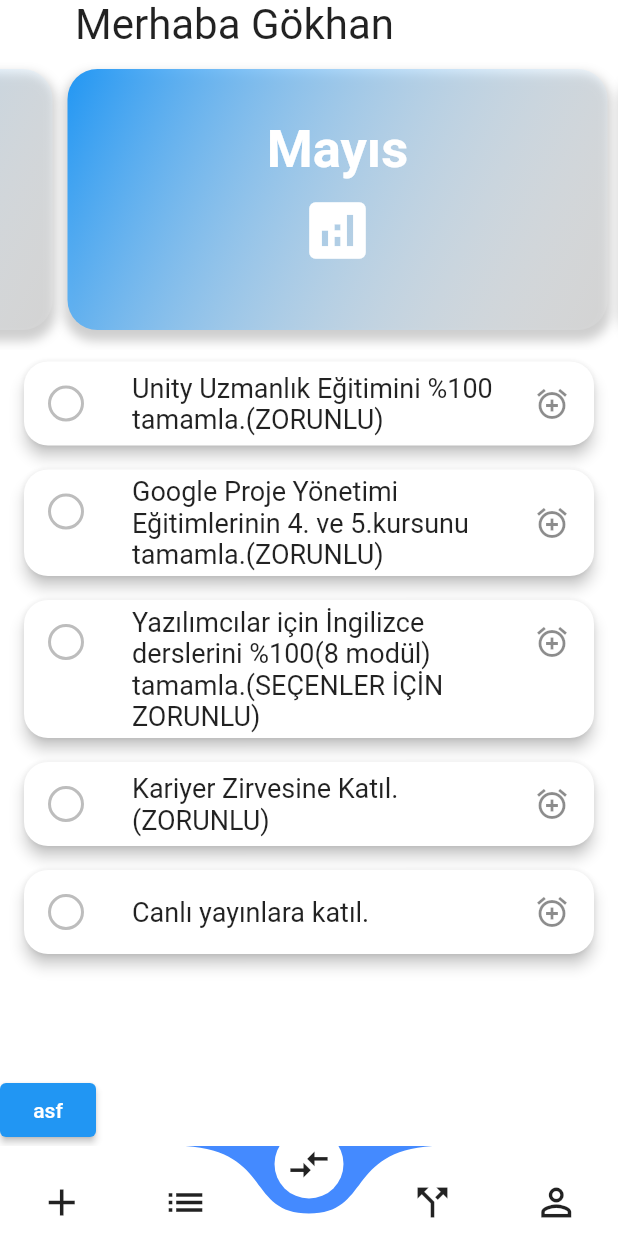
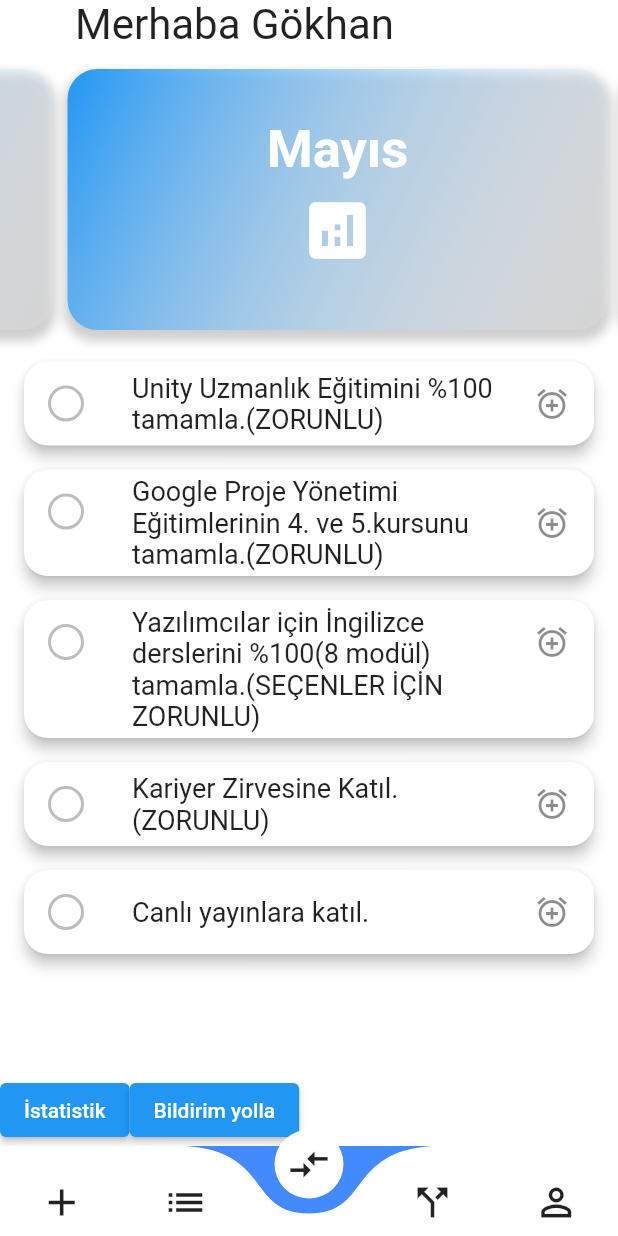
Before and after one commit to GokhanOzkaya/asd, a Flutter app: the screen it shows after launch, on a phone screen of 412 x 824 dp. Run offline on Flutter 3.47's test engine with Material 2 defaults, Android fonts, the phone set to English and light mode, and no system bars; drawn by our look-alikes of curved_navigation_bar; our stand-ins replace flutter_local_notifications, permission_handler, pie_chart, shared_preferences, timezone.

```diff
--- a/lib/a.dart
+++ b/lib/a.dart
@@ -9,10 +9,10 @@ class GorevVeri {
   List<List<Gorev>> _gorevler = [
     [
       Gorev(ad: 'Oryantasyon buluşmasına katıl.', tamamlandiMi: false),
-      Gorev(ad: 'Unity Giriş Eğitimini %100 tamamla.(ZORUNLU)', tamamlandiMi: true),
+      Gorev(ad: 'Unity Giriş Eğitimini %100 tamamla.(ZORUNLU)', tamamlandiMi: false),
       Gorev(ad: 'Yazılımcılar için İngilizce derslerinin 2 modülünü tamamla. (SEÇENLER İÇİN ZORUNLU)', tamamlandiMi: false),
       Gorev(ad: 'Teknoloji Girişimciliği Eğitimlerinin %50’sini tamamla. Tüm eğitimler toplamda 12 saat, 6 saatini tamamla.(ZORUNLU)', tamamlandiMi: false),
-      Gorev(ad: 'Google Proje Yönetimi Eğitimlerinin 1. kursunu  tamamla.(ZORUNLU)', tamamlandiMi: true),
+      Gorev(ad: 'Google Proje Yönetimi Eğitimlerinin 1. kursunu  tamamla.(ZORUNLU)', tamamlandiMi: false),
       Gorev(ad: "Networking atölyesini tamamla. 1'ine katılım yeterli.", tamamlandiMi: false),
       Gorev(ad: 'Sosyal Beceri Eğitimlerine katıl', tamamlandiMi: false),
       Gorev(ad: 'Kariyer Buluşması’na katıl.', tamamlandiMi: true),
--- a/lib/main.dart
+++ b/lib/main.dart
@@ -2,13 +2,22 @@ import 'package:flutter/material.dart';
 import 'package:curved_navigation_bar/curved_navigation_bar.dart';
 import 'package:fteamdeneme/a.dart';
 import 'package:flutter_local_notifications/flutter_local_notifications.dart';
+import 'package:fteamdeneme/noti.dart';
+import 'package:permission_handler/permission_handler.dart';
+import 'package:pie_chart/pie_chart.dart';
 import 'package:shared_preferences/shared_preferences.dart';
 import 'package:timezone/data/latest.dart' as tz;
 import 'package:timezone/timezone.dart' as tz;
 
 
+import 'package:flutter_local_notifications/flutter_local_notifications.dart';
+import 'package:flutter/material.dart';
+import 'package:flutter_local_notifications/flutter_local_notifications.dart';
 
-void main() => runApp(MaterialApp(home: HomePage()));
+final FlutterLocalNotificationsPlugin flutterLocalNotificationsPlugin = FlutterLocalNotificationsPlugin();
+
+void main()  {runApp(MaterialApp(home: HomePage()));}
+//void main() => runApp(MaterialApp(home: HomePage()));
 
 class HomePage extends StatefulWidget {
   @override
@@ -119,6 +128,7 @@ class _ThirdPageState extends State<ThirdPage> {
   void initState() {
     super.initState();
     scrollController = ScrollController(initialScrollOffset: (360) * (selectedMonth - 1));
+    Noti.initialize(flutterLocalNotificationsPlugin);
   }
 
   Card buildCard(int index, int month) {
@@ -276,15 +286,15 @@ class _ThirdPageState extends State<ThirdPage> {
               ElevatedButton(
                 onPressed: () {
                   int checkedCount = 0;
-                  gorevveri1.getGorevlerForMonth(selectedMonth).forEach((gorev) {
+                  List<Gorev> selectedGorevler = gorevveri1.getGorevlerForMonth(selectedMonth);
+                  selectedGorevler.forEach((gorev) {
                     if (gorev.tamamlandiMi) checkedCount++;
                   });
                   showDialog(
                     context: context,
                     builder: (BuildContext context) {
                       return AlertDialog(
-                        title: Text("Seçili görev sayısı: $checkedCount"),
-                        content: Text("İçerik"),
+                        title: Text("Seçili görev sayısı: $checkedCount / Toplam görev sayısı: ${selectedGorevler.length}"),
                         actions: [
                           TextButton(
                             child: Text("Tamam"),
@@ -297,8 +307,12 @@ class _ThirdPageState extends State<ThirdPage> {
                     },
                   );
                 },
-                child: Text('asf'),
-              )
+                child: Text('İstatistik'),
+              ),
+              ElevatedButton(onPressed: () {
+                Noti.showBigTextNotification(title: 'Ok hırrımı', body: 'takım gibi ananzı', fln: flutterLocalNotificationsPlugin);
+              },
+              child : Text('Bildirim yolla'))
             ],
           ),
         ],
--- /dev/null
+++ b/lib/noti.dart
@@ -0,0 +1,24 @@
+import 'package:flutter_local_notifications/flutter_local_notifications.dart';
+class Noti{
+  static Future initialize(FlutterLocalNotificationsPlugin flutterLocalNotificationsPlugin)async{
+    var androidInitialize = new AndroidInitializationSettings('mipmap/ic_launcher');
+    var initializationSettings = new InitializationSettings(android: androidInitialize);
+    await flutterLocalNotificationsPlugin.initialize(initializationSettings);
+  }
+  static Future showBigTextNotification({var id =0, required String title, required String body,var payload,required FlutterLocalNotificationsPlugin fln}) async{
+    AndroidNotificationDetails androidNotificationDetails =
+    new AndroidNotificationDetails(
+        'you_can_name_it_what_ever1', 'channel_name',
+        playSound: true,
+
+        importance: Importance.max,
+      priority: Priority.high,
+    );
+
+    var not=NotificationDetails(android:androidNotificationDetails);
+    await fln.show(0, title, body, not);
+
+
+  }
+
+}
--- a/pubspec.yaml
+++ b/pubspec.yaml
@@ -34,11 +34,14 @@ dependencies:
   flutter_local_notifications: ^13.0.0
   timezone: ^0.9.1
   shared_preferences: ^2.0.10
+  permission_handler: ^8.2.4
+
 
 
   # The following adds the Cupertino Icons font to your application.
   # Use with the CupertinoIcons class for iOS style icons.
   cupertino_icons: ^1.0.2
+  pie_chart: ^5.1.0
 
 dev_dependencies:
   flutter_test:
```
Also changed, not shown: lib/contact.dart (deleted, +0 -71 lines), pubspec.lock, 1 other file.
